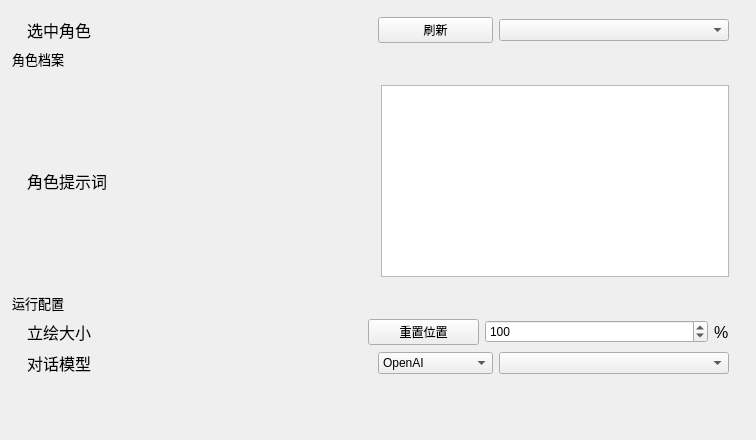
This is windows/setting/child/settingchild_char.ui in Zao-chen/ZcChat2 as Qt 5 draws it before an edit. The edited form follows.
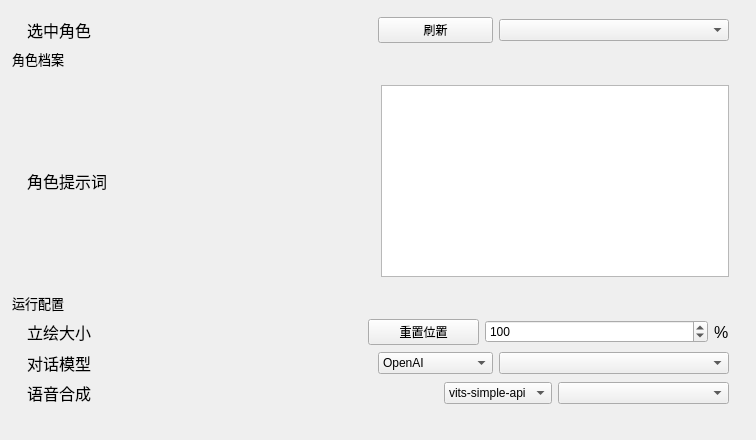
This is the edited form. Custom widgets are drawn as their Qt base class.

Commit message:
feat(vits): 实现了语音输出，支持了simple-vits-api (#13)
* feat(vits): 完成vits-simple-api的接入

* test

* feat: 优化代码结构和格式，调整代码缩进和注释格式

* feat(vits): 添加Vits语音合成功能的开关和相关设置

Diff of the .ui file:
```diff
--- a/windows/setting/child/settingchild_char.ui
+++ b/windows/setting/child/settingchild_char.ui
@@ -404,6 +404,158 @@
      </layout>
     </widget>
    </item>
+   <item>
+    <widget class="ElaScrollPageArea" name="widget_Run_Vits" native="true">
+     <layout class="QHBoxLayout" name="horizontalLayout_6" stretch="5,0,10,2,5">
+      <property name="leftMargin">
+       <number>15</number>
+      </property>
+      <property name="topMargin">
+       <number>0</number>
+      </property>
+      <property name="rightMargin">
+       <number>15</number>
+      </property>
+      <property name="bottomMargin">
+       <number>0</number>
+      </property>
+      <item>
+       <widget class="ElaText" name="label_8">
+        <property name="sizePolicy">
+         <sizepolicy hsizetype="Fixed" vsizetype="Maximum">
+          <horstretch>0</horstretch>
+          <verstretch>0</verstretch>
+         </sizepolicy>
+        </property>
+        <property name="font">
+         <font>
+          <pointsize>12</pointsize>
+         </font>
+        </property>
+        <property name="text">
+         <string>语音合成</string>
+        </property>
+       </widget>
+      </item>
+      <item>
+       <widget class="ElaToggleSwitch" name="ToggleSwitch_VitsEnable" native="true">
+        <property name="sizePolicy">
+         <sizepolicy hsizetype="Preferred" vsizetype="Fixed">
+          <horstretch>0</horstretch>
+          <verstretch>0</verstretch>
+         </sizepolicy>
+        </property>
+       </widget>
+      </item>
+      <item>
+       <spacer name="horizontalSpacer">
+        <property name="orientation">
+         <enum>Qt::Horizontal</enum>
+        </property>
+        <property name="sizeHint" stdset="0">
+         <size>
+          <width>40</width>
+          <height>20</height>
+         </size>
+        </property>
+       </spacer>
+      </item>
+      <item>
+       <widget class="ElaComboBox" name="comboBox_Vits_ServerSelect">
+        <property name="styleSheet">
+         <string notr="true">/* 去除滚动条的边框和背景 */
+QScrollBar:vertical {
+    border: none;              /* 去除边框 */
+    background: transparent;   /* 背景透明 */
+    width: 8px;                /* 设置滚动条的宽度 */
+}
+
+QScrollBar::handle:vertical {
+    background: rgba(136, 136, 136, 0.5);
+    border-radius: 4px;
+}
+
+
+/* 滑块悬停时的颜色变化 */
+QScrollBar::handle:vertical:hover {
+    background: rgba(136, 136, 136, 0.8);  /* 滑块悬停时的颜色 */
+}
+
+/* 去除滚动条上下箭头按钮 */
+QScrollBar::add-line:vertical, QScrollBar::sub-line:vertical {
+    background: transparent; /* 去除上下箭头 */
+    border: none;             /* 去除箭头边框 */
+    height: 0px;              /* 强制去除箭头按钮 */
+}
+
+/* 滚动条轨道样式 */
+QScrollBar::groove:vertical {
+    background: transparent;   /* 设置轨道背景为透明 */
+    border: none;               /* 去除轨道的边框 */
+    width: 8px;                 /* 设置轨道的宽度 */
+}
+
+/* 设置滚动条范围变化时的显示效果 */
+QScrollBar:vertical:disabled {
+    background: transparent;  /* 禁用时的背景色透明 */
+    border: none;              /* 禁用时的边框 */
+}
+</string>
+        </property>
+        <item>
+         <property name="text">
+          <string>vits-simple-api</string>
+         </property>
+        </item>
+       </widget>
+      </item>
+      <item>
+       <widget class="ElaComboBox" name="comboBox_Vits_MASSelect">
+        <property name="styleSheet">
+         <string notr="true">/* 去除滚动条的边框和背景 */
+QScrollBar:vertical {
+    border: none;              /* 去除边框 */
+    background: transparent;   /* 背景透明 */
+    width: 8px;                /* 设置滚动条的宽度 */
+}
+
+QScrollBar::handle:vertical {
+    background: rgba(136, 136, 136, 0.5);
+    border-radius: 4px;
+}
+
+
+/* 滑块悬停时的颜色变化 */
+QScrollBar::handle:vertical:hover {
+    background: rgba(136, 136, 136, 0.8);  /* 滑块悬停时的颜色 */
+}
+
+/* 去除滚动条上下箭头按钮 */
+QScrollBar::add-line:vertical, QScrollBar::sub-line:vertical {
+    background: transparent; /* 去除上下箭头 */
+    border: none;             /* 去除箭头边框 */
+    height: 0px;              /* 强制去除箭头按钮 */
+}
+
+/* 滚动条轨道样式 */
+QScrollBar::groove:vertical {
+    background: transparent;   /* 设置轨道背景为透明 */
+    border: none;               /* 去除轨道的边框 */
+    width: 8px;                 /* 设置轨道的宽度 */
+}
+
+/* 设置滚动条范围变化时的显示效果 */
+QScrollBar:vertical:disabled {
+    background: transparent;  /* 禁用时的背景色透明 */
+    border: none;              /* 禁用时的边框 */
+}
+</string>
+        </property>
+       </widget>
+      </item>
+     </layout>
+    </widget>
+   </item>
    <item>
     <spacer name="verticalSpacer">
      <property name="orientation">
@@ -457,6 +609,12 @@
    <extends>QPlainTextEdit</extends>
    <header location="global">elaplaintextedit.h</header>
   </customwidget>
+  <customwidget>
+   <class>ElaToggleSwitch</class>
+   <extends>QWidget</extends>
+   <header location="global">elatoggleswitch.h</header>
+   <container>1</container>
+  </customwidget>
  </customwidgets>
  <resources/>
  <connections/>
```
Left out of the diff: 4 changed lines with no effect on the pictures. The commit also changes 19 other files.
